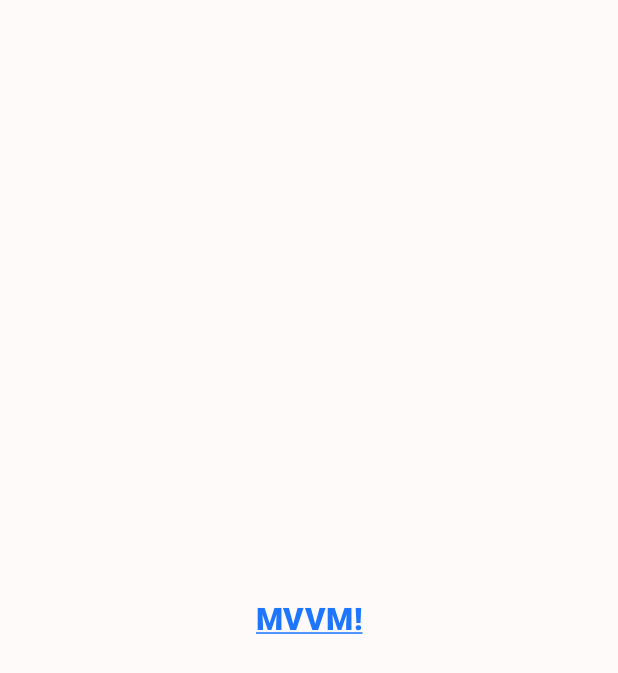
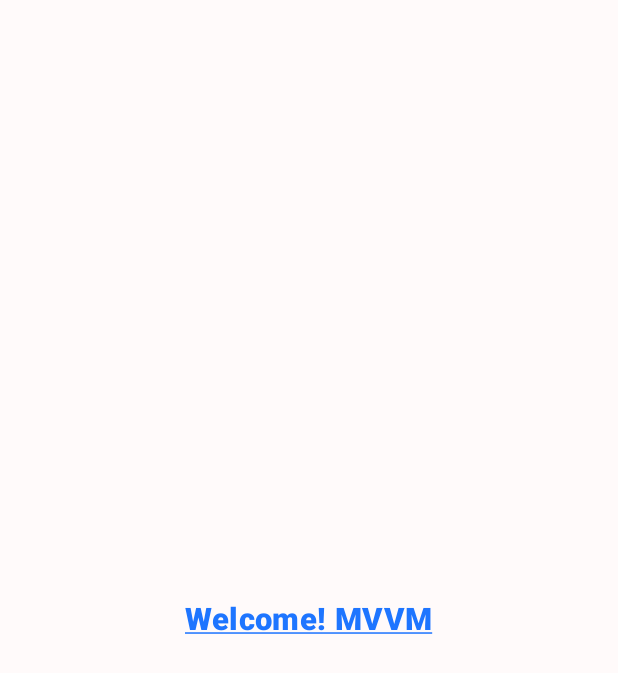
Before and after one commit to emorphisgit/MVVM-Code-Repository, an Android app: the SplashActivity screen opened directly, with no data from a screen before it, on a phone screen of 412 x 824 dp. Shown: the top 673 px of the screen. Run offline under Robolectric (Android 15) with nearby library versions, the phone set to English and light mode, and no system bars; our stand-ins replace data binding, sdp/ssp sizes.

```diff
--- a/app/src/main/java/com/mvvmsourcecode/adapters/UserAdapter.java
+++ b/app/src/main/java/com/mvvmsourcecode/adapters/UserAdapter.java
@@ -1,6 +1,5 @@
 package com.mvvmsourcecode.adapters;
 
-import android.annotation.SuppressLint;
 import android.view.LayoutInflater;
 import android.view.ViewGroup;
 import androidx.annotation.NonNull;
@@ -42,7 +41,6 @@ public class UserAdapter extends RecyclerView.Adapter<UserAdapter.UserViewHolder
         }
     }
 
-    @SuppressLint("NotifyDataSetChanged")
     public void setUserList(ArrayList<UserModel> userModelArrayList) {
         this.mUserModelList = userModelArrayList;
         notifyDataSetChanged();
--- a/app/src/main/java/com/mvvmsourcecode/network/RetrofitClient.java
+++ b/app/src/main/java/com/mvvmsourcecode/network/RetrofitClient.java
@@ -17,7 +17,7 @@ public class RetrofitClient {
 
     private static Retrofit mRetrofit;
 
-    //Create instance of retrofit
+    //Create instance of retrofit and Added timeout connection.
     public static ApiDataService getService() {
         if (mRetrofit == null) {
             OkHttpClient.Builder httpClient = new OkHttpClient.Builder()
--- a/app/src/main/java/com/mvvmsourcecode/repository/UserRepository.java
+++ b/app/src/main/java/com/mvvmsourcecode/repository/UserRepository.java
@@ -6,9 +6,7 @@ import androidx.lifecycle.MutableLiveData;
 import com.mvvmsourcecode.model.UserModel;
 import com.mvvmsourcecode.network.ApiDataService;
 import com.mvvmsourcecode.network.RetrofitClient;
-
 import java.util.ArrayList;
-
 import retrofit2.Call;
 import retrofit2.Callback;
 import retrofit2.Response;
@@ -40,7 +38,7 @@ public class UserRepository {
             }
 
             @Override
-            public void onFailure(@NonNull Call<ArrayList<UserModel>> call, Throwable t) {
+            public void onFailure(@NonNull Call<ArrayList<UserModel>> call, @NonNull Throwable t) {
                 mUserMutableLiveDataList.postValue(null);
                 errorMsg.setValue(t.getMessage());
             }
--- a/app/src/main/java/com/mvvmsourcecode/view/SplashActivity.java
+++ b/app/src/main/java/com/mvvmsourcecode/view/SplashActivity.java
@@ -15,8 +15,8 @@ import com.mvvmsourcecode.model.SplashModel;
 import com.mvvmsourcecode.viewmodel.SplashViewModel;
 
 public class SplashActivity extends AppCompatActivity {
+
     private SplashViewModel splashViewModel;
-
 
     protected void onCreate(@Nullable Bundle savedInstanceState) {
         super.onCreate(savedInstanceState);
--- a/app/src/main/res/values/strings.xml
+++ b/app/src/main/res/values/strings.xml
@@ -6,7 +6,7 @@
     <string name="prompt_password">Password</string>
     <string name="action_sign_in">Sign In</string>
     <string name="action_sign_in_short">Sign in</string>
-    <string name="welcome"><u>"MVVM!"</u></string>
+    <string name="welcome"><u>"Welcome! MVVM"</u></string>
     <string name="retry_text">"Retry"</string>
     <string name="no_internet_msg_title">Just try reloading the page or switch on the\n data and try again</string>
     <string name="no_internet_msg">No Internet. Check Your Internet Connection.</string>
```
Also changed, not shown: app/src/main/java/com/mvvmsourcecode/view/UsersActivity.java (+0 -8 lines), 1 other file.
